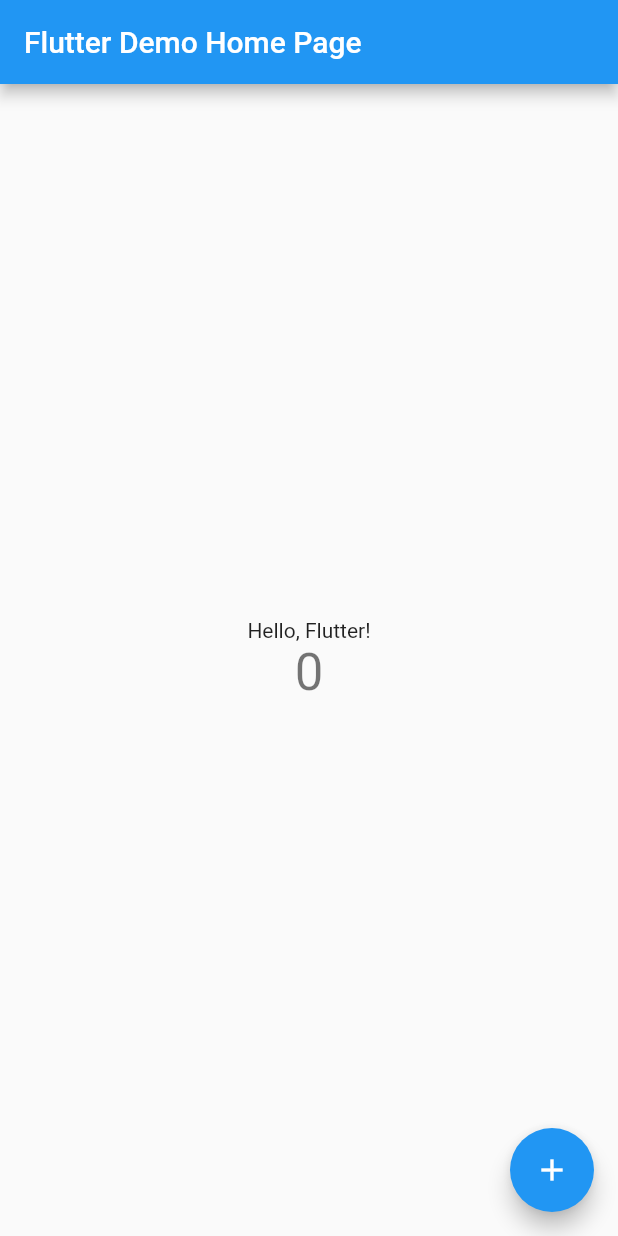
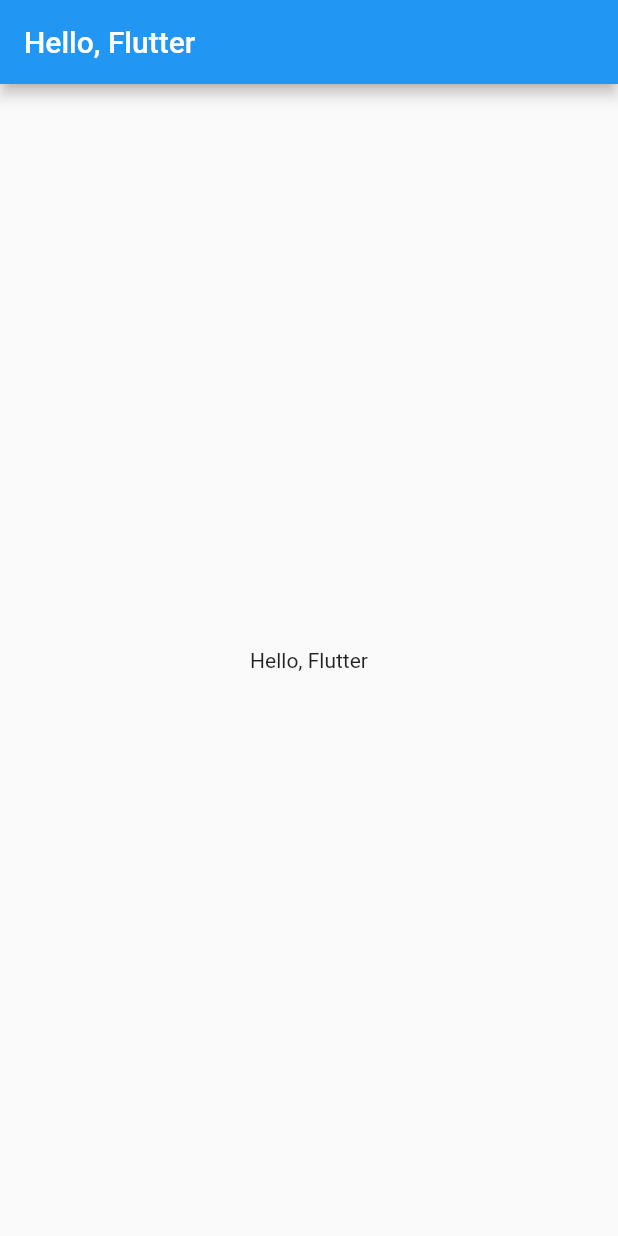
Before and after one commit to mido-app/practice-flutter, a Flutter app: the screen it shows after launch, on a phone screen of 412 x 824 dp. Run offline on Flutter 3.47's test engine with Material 2 defaults, Android fonts, the phone set to English and light mode, and no system bars.

Commit message:
Step 1: Create the starter Flutter app

```diff
--- a/lib/main.dart
+++ b/lib/main.dart
@@ -3,109 +3,18 @@ import 'package:flutter/material.dart';
 void main() => runApp(MyApp());
 
 class MyApp extends StatelessWidget {
-  // This widget is the root of your application.
   @override
   Widget build(BuildContext context) {
     return MaterialApp(
-      title: 'Flutter Demo',
-      theme: ThemeData(
-        // This is the theme of your application.
-        //
-        // Try running your application with "flutter run". You'll see the
-        // application has a blue toolbar. Then, without quitting the app, try
-        // changing the primarySwatch below to Colors.green and then invoke
-        // "hot reload" (press "r" in the console where you ran "flutter run",
-        // or simply save your changes to "hot reload" in a Flutter IDE).
-        // Notice that the counter didn't reset back to zero; the application
-        // is not restarted.
-        primarySwatch: Colors.blue,
+      title: 'Hello, Flutter',
+      home: Scaffold(
+        appBar: AppBar(
+          title: Text('Hello, Flutter')
+        ),
+        body: Center(
+          child: Text('Hello, Flutter'),
+        ),
       ),
-      home: MyHomePage(title: 'Flutter Demo Home Page'),
     );
   }
 }
-
-class MyHomePage extends StatefulWidget {
-  MyHomePage({Key key, this.title}) : super(key: key);
-
-  // This widget is the home page of your application. It is stateful, meaning
-  // that it has a State object (defined below) that contains fields that affect
-  // how it looks.
-
-  // This class is the configuration for the state. It holds the values (in this
-  // case the title) provided by the parent (in this case the App widget) and
-  // used by the build method of the State. Fields in a Widget subclass are
-  // always marked "final".
-
-  final String title;
-
-  @override
-  _MyHomePageState createState() => _MyHomePageState();
-}
-
-class _MyHomePageState extends State<MyHomePage> {
-  int _counter = 0;
-
-  void _incrementCounter() {
-    setState(() {
-      // This call to setState tells the Flutter framework that something has
-      // changed in this State, which causes it to rerun the build method below
-      // so that the display can reflect the updated values. If we changed
-      // _counter without calling setState(), then the build method would not be
-      // called again, and so nothing would appear to happen.
-      _counter++;
-    });
-  }
-
-  @override
-  Widget build(BuildContext context) {
-    // This method is rerun every time setState is called, for instance as done
-    // by the _incrementCounter method above.
-    //
-    // The Flutter framework has been optimized to make rerunning build methods
-    // fast, so that you can just rebuild anything that needs updating rather
-    // than having to individually change instances of widgets.
-    return Scaffold(
-      appBar: AppBar(
-        // Here we take the value from the MyHomePage object that was created by
-        // the App.build method, and use it to set our appbar title.
-        title: Text(widget.title),
-      ),
-      body: Center(
-        // Center is a layout widget. It takes a single child and positions it
-        // in the middle of the parent.
-        child: Column(
-          // Column is also layout widget. It takes a list of children and
-          // arranges them vertically. By default, it sizes itself to fit its
-          // children horizontally, and tries to be as tall as its parent.
-          //
-          // Invoke "debug painting" (press "p" in the console, choose the
-          // "Toggle Debug Paint" action from the Flutter Inspector in Android
-          // Studio, or the "Toggle Debug Paint" command in Visual Studio Code)
-          // to see the wireframe for each widget.
-          //
-          // Column has various properties to control how it sizes itself and
-          // how it positions its children. Here we use mainAxisAlignment to
-          // center the children vertically; the main axis here is the vertical
-          // axis because Columns are vertical (the cross axis would be
-          // horizontal).
-          mainAxisAlignment: MainAxisAlignment.center,
-          children: <Widget>[
-            Text(
-              'Hello, Flutter!',
-            ),
-            Text(
-              '$_counter',
-              style: Theme.of(context).textTheme.display1,
-            ),
-          ],
-        ),
-      ),
-      floatingActionButton: FloatingActionButton(
-        onPressed: _incrementCounter,
-        tooltip: 'Increment',
-        child: Icon(Icons.add),
-      ), // This trailing comma makes auto-formatting nicer for build methods.
-    );
-  }
-}
```
